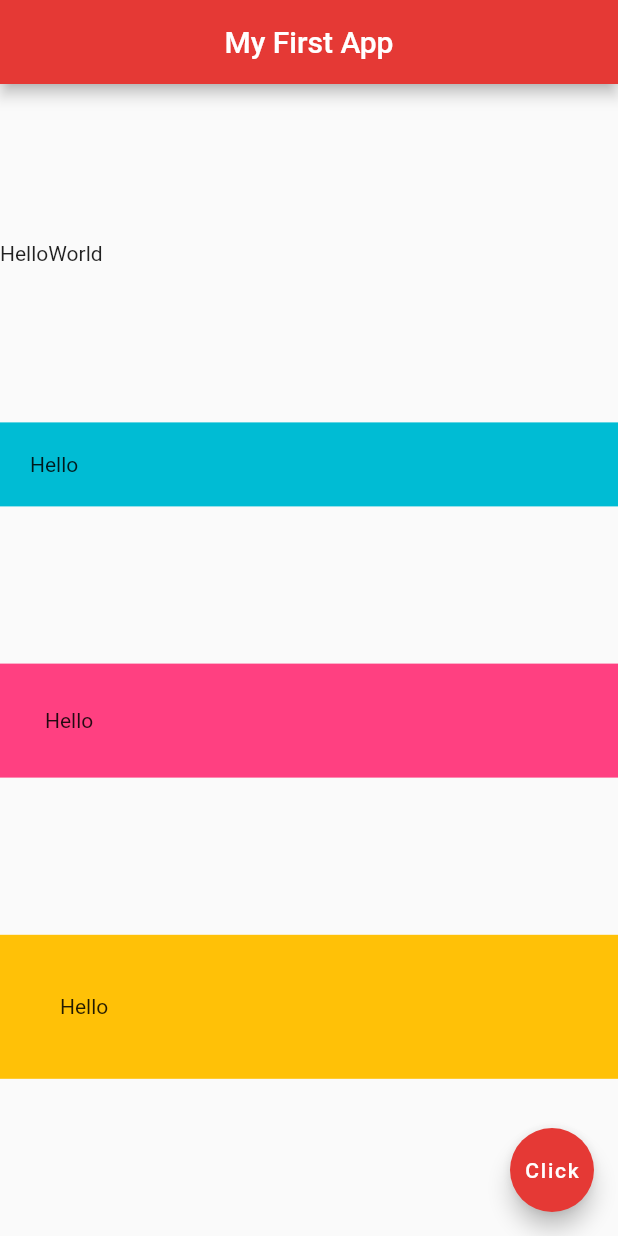
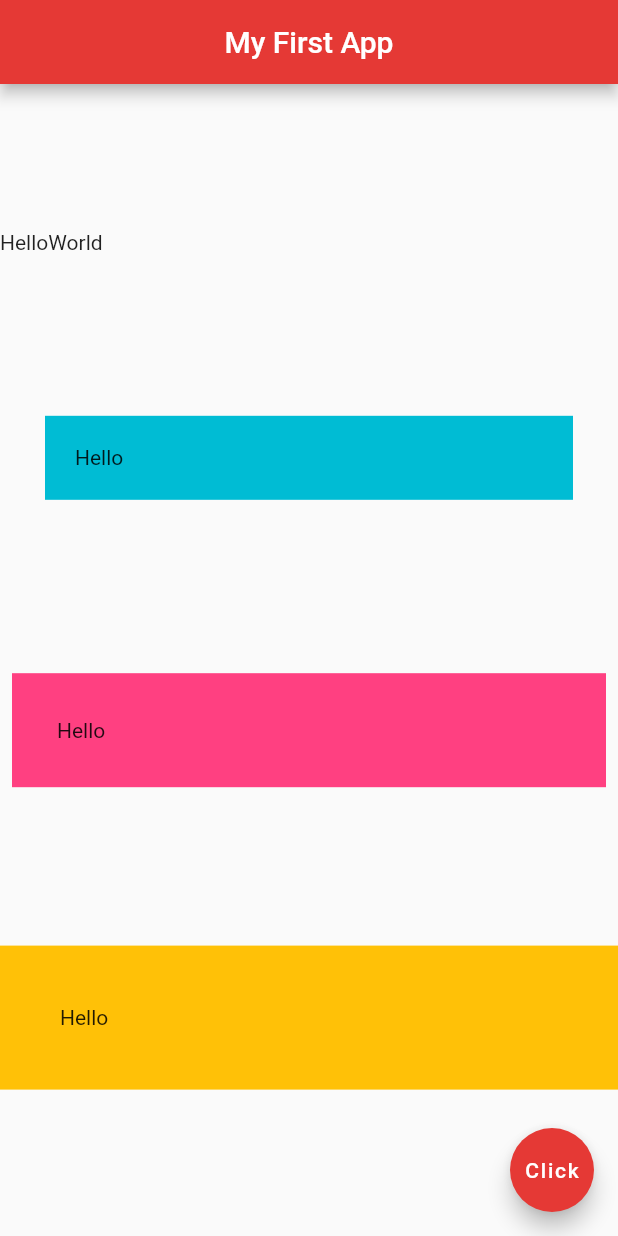
Before and after one commit to ronhedwigzape/flutter_thenetninja_tutorials, a Flutter app: the screen it shows after launch, on a phone screen of 412 x 824 dp. Run offline on Flutter 3.47's test engine with Material 2 defaults, Android fonts, the phone set to English and light mode, and no system bars.

```diff
--- a/lib/main.dart
+++ b/lib/main.dart
@@ -37,15 +37,21 @@ class Home extends StatelessWidget {
               Text('World'),
             ]
           ),
-          Container(
+          Padding(
+            padding: const EdgeInsets.symmetric(horizontal: 30.0, vertical: 10.0),
+            child: Container(
               padding: EdgeInsets.all(20.0),
               color: Colors.cyan,
               child: Text('Hello')
             ),
-           Container(
+          ),
+           Padding(
+             padding: const EdgeInsets.all(8.0),
+             child: Container(
               padding: EdgeInsets.all(30.0),
               color: Colors.pinkAccent,
               child: Text('Hello')
+                     ),
            ),
            Container(
             padding: EdgeInsets.all(40.0),
```
Lines whose indentation alone changed are shown as unchanged.
